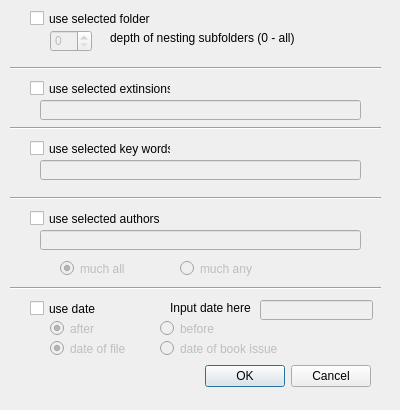
Old version of the form view/sel_opt.ui in the repository Michal-D4/MyFiles.
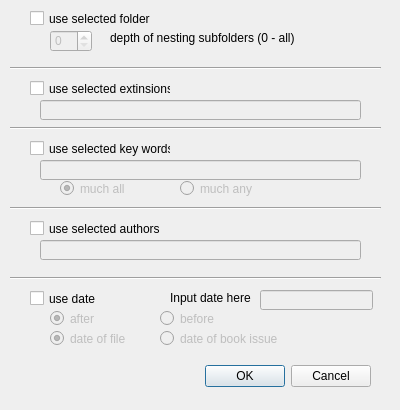
New version of the form.

Commit message: get selection option dialog result

Patch:
```diff
--- a/view/sel_opt.ui
+++ b/view/sel_opt.ui
@@ -177,7 +177,7 @@
    <property name="geometry">
     <rect>
      <x>10</x>
-     <y>190</y>
+     <y>200</y>
      <width>371</width>
      <height>16</height>
     </rect>
@@ -190,7 +190,7 @@
    <property name="geometry">
     <rect>
      <x>30</x>
-     <y>210</y>
+     <y>220</y>
      <width>141</width>
      <height>17</height>
     </rect>
@@ -206,7 +206,7 @@
    <property name="geometry">
     <rect>
      <x>40</x>
-     <y>230</y>
+     <y>240</y>
      <width>321</width>
      <height>20</height>
     </rect>
@@ -219,7 +219,7 @@
    <property name="geometry">
     <rect>
      <x>60</x>
-     <y>260</y>
+     <y>180</y>
      <width>82</width>
      <height>17</height>
     </rect>
@@ -241,7 +241,7 @@
    <property name="geometry">
     <rect>
      <x>180</x>
-     <y>260</y>
+     <y>180</y>
      <width>82</width>
      <height>17</height>
     </rect>
@@ -257,7 +257,7 @@
    <property name="geometry">
     <rect>
      <x>10</x>
-     <y>280</y>
+     <y>270</y>
      <width>371</width>
      <height>16</height>
     </rect>
@@ -270,7 +270,7 @@
    <property name="geometry">
     <rect>
      <x>30</x>
-     <y>300</y>
+     <y>290</y>
      <width>70</width>
      <height>17</height>
     </rect>
@@ -286,7 +286,7 @@
    <property name="geometry">
     <rect>
      <x>50</x>
-     <y>320</y>
+     <y>310</y>
      <width>82</width>
      <height>17</height>
     </rect>
@@ -308,7 +308,7 @@
    <property name="geometry">
     <rect>
      <x>160</x>
-     <y>320</y>
+     <y>310</y>
      <width>82</width>
      <height>17</height>
     </rect>
@@ -327,7 +327,7 @@
    <property name="geometry">
     <rect>
      <x>50</x>
-     <y>340</y>
+     <y>330</y>
      <width>82</width>
      <height>17</height>
     </rect>
@@ -349,7 +349,7 @@
    <property name="geometry">
     <rect>
      <x>160</x>
-     <y>340</y>
+     <y>330</y>
      <width>131</width>
      <height>17</height>
     </rect>
@@ -368,7 +368,7 @@
    <property name="geometry">
     <rect>
      <x>260</x>
-     <y>300</y>
+     <y>290</y>
      <width>113</width>
      <height>20</height>
     </rect>
@@ -378,7 +378,7 @@
    <property name="geometry">
     <rect>
      <x>170</x>
-     <y>300</y>
+     <y>290</y>
      <width>81</width>
      <height>16</height>
     </rect>
```
Left out of the diff: 4 changed lines with no effect on the pictures. The commit also changes 2 other files.
